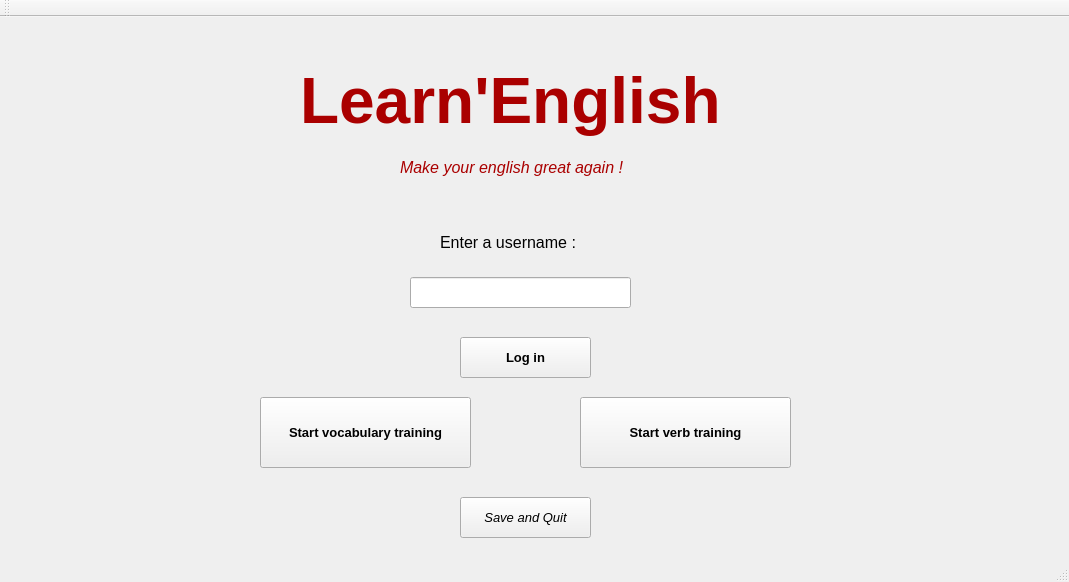
The window that mainwindow.ui (AOSauron/learnEnglish-app) describes before a commit, drawn with Qt 5.
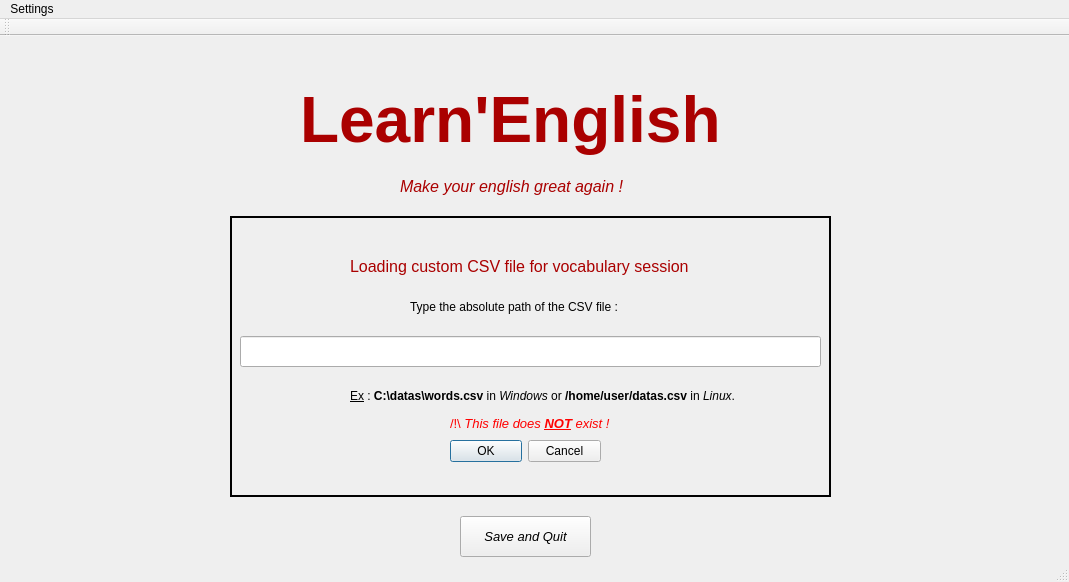
The same window after the commit.

Commit message: User friendly, cusom csv file

Diff of the .ui file:
```diff
--- a/mainwindow.ui
+++ b/mainwindow.ui
@@ -17,54 +17,6 @@
    <string>Learn'English - Main menu</string>
   </property>
   <widget class="QWidget" name="centralWidget">
-   <widget class="QPushButton" name="pushButton">
-    <property name="geometry">
-     <rect>
-      <x>260</x>
-      <y>380</y>
-      <width>211</width>
-      <height>71</height>
-     </rect>
-    </property>
-    <property name="font">
-     <font>
-      <family>Meiryo UI</family>
-      <pointsize>10</pointsize>
-      <weight>75</weight>
-      <bold>true</bold>
-     </font>
-    </property>
-    <property name="cursor">
-     <cursorShape>PointingHandCursor</cursorShape>
-    </property>
-    <property name="text">
-     <string>Start vocabulary training</string>
-    </property>
-   </widget>
-   <widget class="QPushButton" name="pushButton_2">
-    <property name="geometry">
-     <rect>
-      <x>580</x>
-      <y>380</y>
-      <width>211</width>
-      <height>71</height>
-     </rect>
-    </property>
-    <property name="font">
-     <font>
-      <family>Meiryo UI</family>
-      <pointsize>10</pointsize>
-      <weight>75</weight>
-      <bold>true</bold>
-     </font>
-    </property>
-    <property name="cursor">
-     <cursorShape>PointingHandCursor</cursorShape>
-    </property>
-    <property name="text">
-     <string>Start verb training</string>
-    </property>
-   </widget>
    <widget class="QPushButton" name="pushButton_3">
     <property name="geometry">
      <rect>
@@ -93,7 +45,7 @@
      <rect>
       <x>410</x>
       <y>260</y>
-      <width>221</width>
+      <width>231</width>
       <height>31</height>
      </rect>
     </property>
@@ -119,7 +71,7 @@
      </font>
     </property>
     <property name="text">
-     <string>Enter a username :</string>
+     <string>Enter your username :</string>
     </property>
    </widget>
    <widget class="QPushButton" name="pushButton_4">
@@ -182,27 +134,6 @@
      <string/>
     </property>
    </widget>
-   <widget class="QLabel" name="label_4">
-    <property name="geometry">
-     <rect>
-      <x>570</x>
-      <y>220</y>
-      <width>251</width>
-      <height>41</height>
-     </rect>
-    </property>
-    <property name="font">
-     <font>
-      <family>Meiryo UI</family>
-      <pointsize>12</pointsize>
-      <weight>75</weight>
-      <bold>true</bold>
-     </font>
-    </property>
-    <property name="text">
-     <string>&lt;html&gt;&lt;head/&gt;&lt;body&gt;&lt;p&gt;&lt;span style=&quot; font-size:12pt;&quot;&gt;&lt;br/&gt;&lt;/span&gt;&lt;/p&gt;&lt;/body&gt;&lt;/html&gt;</string>
-    </property>
-   </widget>
    <widget class="QLabel" name="subtitle">
     <property name="geometry">
      <rect>
@@ -223,16 +154,199 @@
      <string>&lt;html&gt;&lt;head/&gt;&lt;body&gt;&lt;p&gt;&lt;span style=&quot; color:#aa0000;&quot;&gt;Make your english great again !&lt;/span&gt;&lt;/p&gt;&lt;/body&gt;&lt;/html&gt;</string>
     </property>
    </widget>
-   <zorder>label_4</zorder>
+   <widget class="QFrame" name="widget">
+    <property name="geometry">
+     <rect>
+      <x>230</x>
+      <y>180</y>
+      <width>601</width>
+      <height>281</height>
+     </rect>
+    </property>
+    <property name="autoFillBackground">
+     <bool>true</bool>
+    </property>
+    <property name="frameShape">
+     <enum>QFrame::Box</enum>
+    </property>
+    <property name="lineWidth">
+     <number>2</number>
+    </property>
+    <widget class="QLineEdit" name="lineEdit_2">
+     <property name="geometry">
+      <rect>
+       <x>10</x>
+       <y>120</y>
+       <width>581</width>
+       <height>31</height>
+      </rect>
+     </property>
+    </widget>
+    <widget class="QLabel" name="label_5">
+     <property name="geometry">
+      <rect>
+       <x>180</x>
+       <y>70</y>
+       <width>391</width>
+       <height>41</height>
+      </rect>
+     </property>
+     <property name="font">
+      <font>
+       <family>Meiryo UI</family>
+       <pointsize>9</pointsize>
+      </font>
+     </property>
+     <property name="text">
+      <string>&lt;html&gt;&lt;head/&gt;&lt;body&gt;&lt;p&gt;&lt;span style=&quot; font-weight:600;&quot;&gt;Type the &lt;/span&gt;&lt;span style=&quot; font-size:10pt; font-weight:600; text-decoration: underline;&quot;&gt;absolute&lt;/span&gt;&lt;span style=&quot; font-weight:600;&quot;&gt; path of the CSV file :&lt;/span&gt;&lt;/p&gt;&lt;/body&gt;&lt;/html&gt;</string>
+     </property>
+    </widget>
+    <widget class="QDialogButtonBox" name="buttonBox">
+     <property name="geometry">
+      <rect>
+       <x>220</x>
+       <y>220</y>
+       <width>151</width>
+       <height>31</height>
+      </rect>
+     </property>
+     <property name="font">
+      <font>
+       <family>Meiryo UI</family>
+      </font>
+     </property>
+     <property name="cursor">
+      <cursorShape>PointingHandCursor</cursorShape>
+     </property>
+     <property name="standardButtons">
+      <set>QDialogButtonBox::Cancel|QDialogButtonBox::Ok</set>
+     </property>
+    </widget>
+    <widget class="QLabel" name="label_6">
+     <property name="geometry">
+      <rect>
+       <x>120</x>
+       <y>160</y>
+       <width>391</width>
+       <height>41</height>
+      </rect>
+     </property>
+     <property name="text">
+      <string>&lt;html&gt;&lt;head/&gt;&lt;body&gt;&lt;p&gt;&lt;span style=&quot; text-decoration: underline;&quot;&gt;Ex&lt;/span&gt; :&lt;span style=&quot; font-weight:600;&quot;&gt; C:\datas\words.csv&lt;/span&gt; in &lt;span style=&quot; font-style:italic;&quot;&gt;Windows&lt;/span&gt; or&lt;span style=&quot; font-weight:600;&quot;&gt; /home/user/datas.csv&lt;/span&gt; in &lt;span style=&quot; font-style:italic;&quot;&gt;Linux&lt;/span&gt;.&lt;/p&gt;&lt;/body&gt;&lt;/html&gt;</string>
+     </property>
+    </widget>
+    <widget class="QLabel" name="label_7">
+     <property name="geometry">
+      <rect>
+       <x>120</x>
+       <y>20</y>
+       <width>391</width>
+       <height>61</height>
+      </rect>
+     </property>
+     <property name="font">
+      <font>
+       <family>Meiryo UI</family>
+      </font>
+     </property>
+     <property name="text">
+      <string>&lt;html&gt;&lt;head/&gt;&lt;body&gt;&lt;p&gt;&lt;span style=&quot; font-size:12pt; color:#aa0000;&quot;&gt;Loading custom CSV file for vocabulary session&lt;/span&gt;&lt;/p&gt;&lt;/body&gt;&lt;/html&gt;</string>
+     </property>
+    </widget>
+    <widget class="QLabel" name="label_warning">
+     <property name="geometry">
+      <rect>
+       <x>220</x>
+       <y>200</y>
+       <width>271</width>
+       <height>16</height>
+      </rect>
+     </property>
+     <property name="text">
+      <string>&lt;html&gt;&lt;head/&gt;&lt;body&gt;&lt;p&gt;&lt;span style=&quot; font-size:10pt; color:#ff0000;&quot;&gt;/!\&lt;/span&gt;&lt;span style=&quot; font-size:10pt; font-style:italic; color:#ff0000;&quot;&gt; This file does &lt;/span&gt;&lt;span style=&quot; font-size:10pt; font-weight:600; font-style:italic; text-decoration: underline; color:#ff0000;&quot;&gt;NOT&lt;/span&gt;&lt;span style=&quot; font-size:10pt; font-style:italic; color:#ff0000;&quot;&gt; exist !&lt;/span&gt;&lt;/p&gt;&lt;/body&gt;&lt;/html&gt;</string>
+     </property>
+    </widget>
+   </widget>
+   <widget class="QPushButton" name="pushButton_2">
+    <property name="geometry">
+     <rect>
+      <x>600</x>
+      <y>360</y>
+      <width>211</width>
+      <height>71</height>
+     </rect>
+    </property>
+    <property name="font">
+     <font>
+      <family>Meiryo UI</family>
+      <pointsize>10</pointsize>
+      <weight>75</weight>
+      <bold>true</bold>
+     </font>
+    </property>
+    <property name="cursor">
+     <cursorShape>PointingHandCursor</cursorShape>
+    </property>
+    <property name="text">
+     <string>Start verb training</string>
+    </property>
+   </widget>
+   <widget class="QPushButton" name="pushButton">
+    <property name="geometry">
+     <rect>
+      <x>240</x>
+      <y>360</y>
+      <width>211</width>
+      <height>71</height>
+     </rect>
+    </property>
+    <property name="font">
+     <font>
+      <family>Meiryo UI</family>
+      <pointsize>10</pointsize>
+      <weight>75</weight>
+      <bold>true</bold>
+     </font>
+    </property>
+    <property name="cursor">
+     <cursorShape>PointingHandCursor</cursorShape>
+    </property>
+    <property name="text">
+     <string>Start vocabulary training</string>
+    </property>
+   </widget>
+   <widget class="QLabel" name="label_4">
+    <property name="geometry">
+     <rect>
+      <x>570</x>
+      <y>220</y>
+      <width>251</width>
+      <height>41</height>
+     </rect>
+    </property>
+    <property name="font">
+     <font>
+      <family>Meiryo UI</family>
+      <pointsize>12</pointsize>
+      <weight>75</weight>
+      <bold>true</bold>
+     </font>
+    </property>
+    <property name="text">
+     <string>&lt;html&gt;&lt;head/&gt;&lt;body&gt;&lt;p&gt;&lt;span style=&quot; font-size:12pt;&quot;&gt;&lt;br/&gt;&lt;/span&gt;&lt;/p&gt;&lt;/body&gt;&lt;/html&gt;</string>
+    </property>
+   </widget>
    <zorder>label_3</zorder>
-   <zorder>pushButton</zorder>
-   <zorder>pushButton_2</zorder>
    <zorder>pushButton_3</zorder>
    <zorder>lineEdit</zorder>
    <zorder>label</zorder>
    <zorder>pushButton_4</zorder>
    <zorder>label_2</zorder>
    <zorder>subtitle</zorder>
+   <zorder>pushButton_2</zorder>
+   <zorder>pushButton</zorder>
+   <zorder>label_4</zorder>
+   <zorder>widget</zorder>
   </widget>
   <widget class="QMenuBar" name="menuBar">
    <property name="geometry">
@@ -243,6 +357,19 @@
      <height>21</height>
     </rect>
    </property>
+   <property name="cursor">
+    <cursorShape>PointingHandCursor</cursorShape>
+   </property>
+   <widget class="QMenu" name="menuSettings">
+    <property name="cursor">
+     <cursorShape>PointingHandCursor</cursorShape>
+    </property>
+    <property name="title">
+     <string>Settings</string>
+    </property>
+    <addaction name="actionLoad_vocabulary_CSV_file"/>
+   </widget>
+   <addaction name="menuSettings"/>
   </widget>
   <widget class="QToolBar" name="mainToolBar">
    <attribute name="toolBarArea">
@@ -253,6 +380,19 @@
    </attribute>
   </widget>
   <widget class="QStatusBar" name="statusBar"/>
+  <action name="actionLoad_vocabulary_CSV_file">
+   <property name="checkable">
+    <bool>false</bool>
+   </property>
+   <property name="text">
+    <string>Load vocabulary CSV file ...</string>
+   </property>
+   <property name="font">
+    <font>
+     <family>Meiryo UI</family>
+    </font>
+   </property>
+  </action>
  </widget>
  <layoutdefault spacing="6" margin="11"/>
  <resources/>
```
The commit also changes 9 other files.
